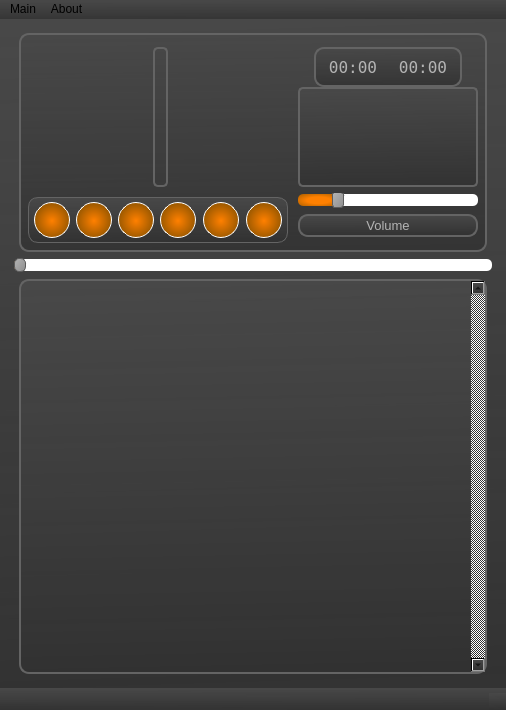
Old version of the form design.ui in the repository den-koch/AudioPlayer_PyVers.
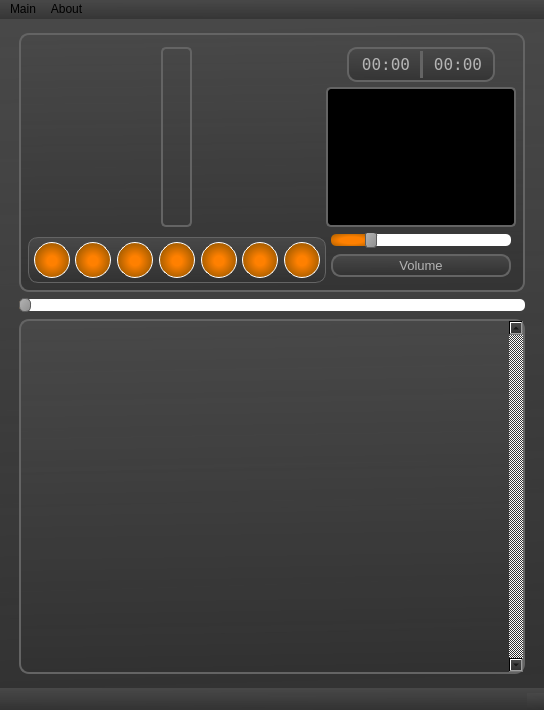
New version of the form. Icons and pictures are not drawn. Custom widgets are drawn as their Qt base class.

The edit to the form file:
```diff
--- a/design.ui
+++ b/design.ui
@@ -9,23 +9,14 @@
    <rect>
     <x>0</x>
     <y>0</y>
-    <width>506</width>
+    <width>544</width>
     <height>710</height>
    </rect>
   </property>
-  <property name="windowTitle">
-   <string>MainWindow</string>
-  </property>
   <property name="styleSheet">
-   <string notr="true">background-color: qlineargradient(spread:pad, x1:0.517, y1:1, x2:0.493, y2:0, stop:0 rgba(49, 49, 49, 207), stop:1 rgba(72, 72, 72, 255))</string>
+   <string notr="true">background-color: qlineargradient(spread:pad, x1:0.517, y1:1, x2:0.493, y2:0, stop:0 rgba(49, 49, 49, 207), stop:1 rgba(72, 72, 72, 255));</string>
   </property>
   <widget class="QWidget" name="centralwidget">
-   <property name="sizePolicy">
-    <sizepolicy hsizetype="Expanding" vsizetype="Expanding">
-     <horstretch>0</horstretch>
-     <verstretch>0</verstretch>
-    </sizepolicy>
-   </property>
    <property name="styleSheet">
     <string notr="true"/>
    </property>
@@ -74,7 +65,7 @@
          </property>
          <item row="0" column="0" rowspan="3" colspan="2">
           <layout class="QGridLayout" name="gridLayout_label">
-           <property name="spacing">
+           <property name="leftMargin">
             <number>0</number>
            </property>
            <item row="0" column="0" alignment="Qt::AlignHCenter">
@@ -90,21 +81,21 @@
              </property>
              <property name="maximumSize">
               <size>
-               <width>195</width>
-               <height>190</height>
+               <width>190</width>
+               <height>185</height>
               </size>
              </property>
              <property name="styleSheet">
               <string notr="true">background-color: 0 ;
 border: 2px solid rgb(100, 100, 100);
 border-radius: 5%;
-padding: 2px;</string>
+padding: 10px;</string>
              </property>
              <property name="text">
               <string/>
              </property>
              <property name="pixmap">
-              <pixmap>../AVA-removebg-preview.png</pixmap>
+              <pixmap>pictures/AVA-removebg-preview.png</pixmap>
              </property>
              <property name="scaledContents">
               <bool>true</bool>
@@ -113,26 +104,10 @@
               <set>Qt::AlignCenter</set>
              </property>
              <property name="margin">
-              <number>10</number>
+              <number>0</number>
              </property>
             </widget>
            </item>
-           <item row="0" column="1">
-            <spacer name="horizontalSpacer_9">
-             <property name="orientation">
-              <enum>Qt::Horizontal</enum>
-             </property>
-             <property name="sizeType">
-              <enum>QSizePolicy::Fixed</enum>
-             </property>
-             <property name="sizeHint" stdset="0">
-              <size>
-               <width>5</width>
-               <height>15</height>
-              </size>
-             </property>
-            </spacer>
-           </item>
           </layout>
          </item>
          <item row="3" column="2" colspan="2">
@@ -193,7 +168,7 @@
             </widget>
            </item>
            <item row="0" column="0" alignment="Qt::AlignHCenter">
-            <widget class="QSlider" name="horizontalSlider_Volume">
+            <widget class="QSlider" name="slider_Volume">
              <property name="sizePolicy">
               <sizepolicy hsizetype="Fixed" vsizetype="Fixed">
                <horstretch>0</horstretch>
@@ -240,7 +215,7 @@
 }
 
 QSlider::sub-page:qlineargradient {
-	background: qradialgradient(spread:pad, cx:0.505, cy:0.522818, radius:1.044, fx:0.5, fy:0.523, stop:0.273632 rgba(255, 128, 0, 255), stop:1 rgba(102, 68, 0, 255));;
+	background: qradialgradient(spread:pad, cx:0.505, cy:0.522818, radius:1.044, fx:0.5, fy:0.523, stop:0.273632 rgba(255, 128, 0, 255), stop:1 rgba(102, 68, 0, 255));
 	border-top-right-radius: 0px;
 	border-bottom-right-radius: 0px;
 	border-top-left-radius: 5px;
@@ -258,7 +233,7 @@
               <number>100</number>
              </property>
              <property name="singleStep">
-              <number>2</number>
+              <number>4</number>
              </property>
              <property name="pageStep">
               <number>5</number>
@@ -269,12 +244,6 @@
              <property name="orientation">
               <enum>Qt::Horizontal</enum>
              </property>
-             <property name="tickPosition">
-              <enum>QSlider::NoTicks</enum>
-             </property>
-             <property name="tickInterval">
-              <number>10</number>
-             </property>
             </widget>
            </item>
           </layout>
@@ -287,38 +256,6 @@
            <property name="spacing">
             <number>0</number>
            </property>
-           <item row="1" column="8">
-            <spacer name="horizontalSpacer_6">
-             <property name="orientation">
-              <enum>Qt::Horizontal</enum>
-             </property>
-             <property name="sizeType">
-              <enum>QSizePolicy::Fixed</enum>
-             </property>
-             <property name="sizeHint" stdset="0">
-              <size>
-               <width>5</width>
-               <height>20</height>
-              </size>
-             </property>
-            </spacer>
-           </item>
-           <item row="0" column="0" colspan="8">
-            <spacer name="verticalSpacer">
-             <property name="orientation">
-              <enum>Qt::Vertical</enum>
-             </property>
-             <property name="sizeType">
-              <enum>QSizePolicy::Fixed</enum>
-             </property>
-             <property name="sizeHint" stdset="0">
-              <size>
-               <width>20</width>
-               <height>10</height>
-              </size>
-             </property>
-            </spacer>
-           </item>
            <item row="1" column="0" colspan="6">
             <widget class="QFrame" name="frame_but">
              <property name="sizePolicy">
@@ -344,7 +281,7 @@
              <property name="frameShadow">
               <enum>QFrame::Raised</enum>
              </property>
-             <layout class="QHBoxLayout" name="horizontalLayout" stretch="0,0,0,0,0,0,0,0,0,0,0,0,0,0">
+             <layout class="QHBoxLayout" name="horizontalLayout" stretch="0,0,0,0,0,0,0,0,0,0,0,0,0,0,0">
               <property name="spacing">
                <number>2</number>
               </property>
@@ -405,7 +342,8 @@
 	border-style:solid;
 	border-color: rgb(255, 255, 255);
 	border-radius:18%;
-	background-color:qradialgradient(spread:pad, cx:0.505, cy:0.522818, radius:1.044, fx:0.5, fy:0.523, stop:0 rgba(255, 128, 0, 255), stop:0.746269 rgba(102, 68, 0, 255));
+
+	background-color: qradialgradient(spread:pad, cx:0.505, cy:0.522818, radius:1.044, fx:0.5, fy:0.523, stop:0.134328 rgba(255, 128, 0, 255), stop:0.751244 rgba(102, 68, 0, 255));
 }
 QPushButton:hover {
 	background-color:qradialgradient(spread:pad, cx:0.505, cy:0.522818, radius:1.044, fx:0.5, fy:0.523, stop:0.233831 rgba(255, 128, 0, 255), stop:0.751244 rgba(102, 68, 0, 255));
@@ -424,7 +362,7 @@
                 </property>
                 <property name="icon">
                  <iconset>
-                  <normaloff>Play.png</normaloff>Play.png</iconset>
+                  <normaloff>pictures/play.png</normaloff>pictures/play.png</iconset>
                 </property>
                 <property name="iconSize">
                  <size>
@@ -479,7 +417,8 @@
 	border-style:solid;
 	border-color: rgb(255, 255, 255);
 	border-radius:18%;
-	background-color:qradialgradient(spread:pad, cx:0.505, cy:0.522818, radius:1.044, fx:0.5, fy:0.523, stop:0 rgba(255, 128, 0, 255), stop:0.746269 rgba(102, 68, 0, 255));
+
+	background-color: qradialgradient(spread:pad, cx:0.505, cy:0.522818, radius:1.044, fx:0.5, fy:0.523, stop:0.134328 rgba(255, 128, 0, 255), stop:0.751244 rgba(102, 68, 0, 255));
 }
 QPushButton:hover {
 	background-color:qradialgradient(spread:pad, cx:0.505, cy:0.522818, radius:1.044, fx:0.5, fy:0.523, stop:0.233831 rgba(255, 128, 0, 255), stop:0.751244 rgba(102, 68, 0, 255));
@@ -498,7 +437,7 @@
                 </property>
                 <property name="icon">
                  <iconset>
-                  <normaloff>pause.png</normaloff>pause.png</iconset>
+                  <normaloff>pictures/pause.png</normaloff>pictures/pause.png</iconset>
                 </property>
                 <property name="iconSize">
                  <size>
@@ -553,7 +492,8 @@
 	border-style:solid;
 	border-color: rgb(255, 255, 255);
 	border-radius:18%;
-	background-color:qradialgradient(spread:pad, cx:0.505, cy:0.522818, radius:1.044, fx:0.5, fy:0.523, stop:0 rgba(255, 128, 0, 255), stop:0.746269 rgba(102, 68, 0, 255));
+
+	background-color: qradialgradient(spread:pad, cx:0.505, cy:0.522818, radius:1.044, fx:0.5, fy:0.523, stop:0.134328 rgba(255, 128, 0, 255), stop:0.751244 rgba(102, 68, 0, 255));
 }
 QPushButton:hover {
 	background-color:qradialgradient(spread:pad, cx:0.505, cy:0.522818, radius:1.044, fx:0.5, fy:0.523, stop:0.233831 rgba(255, 128, 0, 255), stop:0.751244 rgba(102, 68, 0, 255));
@@ -565,14 +505,15 @@
 
 QToolTip { color: rgb(180, 180, 180); 
 	background-color: qlineargradient(spread:pad, x1:0.517, y1:1, x2:0.493, y2:0, stop:0 rgba(49, 49, 49, 207), stop:1 rgba(72, 72, 72, 255)); 
-	border: 0px; }</string>
+	border: 0px; }
+</string>
                 </property>
                 <property name="text">
                  <string/>
                 </property>
                 <property name="icon">
                  <iconset>
-                  <normaloff>stop.png</normaloff>stop.png</iconset>
+                  <normaloff>pictures/stop.png</normaloff>pictures/stop.png</iconset>
                 </property>
                 <property name="iconSize">
                  <size>
@@ -627,7 +568,8 @@
 	border-style:solid;
 	border-color: rgb(255, 255, 255);
 	border-radius:18%;
-	background-color:qradialgradient(spread:pad, cx:0.505, cy:0.522818, radius:1.044, fx:0.5, fy:0.523, stop:0 rgba(255, 128, 0, 255), stop:0.746269 rgba(102, 68, 0, 255));
+
+	background-color: qradialgradient(spread:pad, cx:0.505, cy:0.522818, radius:1.044, fx:0.5, fy:0.523, stop:0.134328 rgba(255, 128, 0, 255), stop:0.751244 rgba(102, 68, 0, 255));
 }
 QPushButton:hover {
 	background-color:qradialgradient(spread:pad, cx:0.505, cy:0.522818, radius:1.044, fx:0.5, fy:0.523, stop:0.233831 rgba(255, 128, 0, 255), stop:0.751244 rgba(102, 68, 0, 255));
@@ -646,7 +588,7 @@
                 </property>
                 <property name="icon">
                  <iconset>
-                  <normaloff>prev.png</normaloff>prev.png</iconset>
+                  <normaloff>pictures/prev.png</normaloff>pictures/prev.png</iconset>
                 </property>
                 <property name="iconSize">
                  <size>
@@ -701,7 +643,8 @@
 	border-style:solid;
 	border-color: rgb(255, 255, 255);
 	border-radius:18%;
-	background-color:qradialgradient(spread:pad, cx:0.505, cy:0.522818, radius:1.044, fx:0.5, fy:0.523, stop:0 rgba(255, 128, 0, 255), stop:0.746269 rgba(102, 68, 0, 255));
+
+	background-color: qradialgradient(spread:pad, cx:0.505, cy:0.522818, radius:1.044, fx:0.5, fy:0.523, stop:0.134328 rgba(255, 128, 0, 255), stop:0.751244 rgba(102, 68, 0, 255));
 }
 QPushButton:hover {
 	background-color:qradialgradient(spread:pad, cx:0.505, cy:0.522818, radius:1.044, fx:0.5, fy:0.523, stop:0.233831 rgba(255, 128, 0, 255), stop:0.751244 rgba(102, 68, 0, 255));
@@ -720,7 +663,7 @@
                 </property>
                 <property name="icon">
                  <iconset>
-                  <normaloff>next.png</normaloff>next.png</iconset>
+                  <normaloff>pictures/next.png</normaloff>pictures/next.png</iconset>
                 </property>
                 <property name="iconSize">
                  <size>
@@ -730,22 +673,6 @@
                 </property>
                </widget>
               </item>
-              <item>
-               <spacer name="horizontalSpacer_8">
-                <property name="orientation">
-                 <enum>Qt::Horizontal</enum>
-                </property>
-                <property name="sizeType">
-                 <enum>QSizePolicy::Maximum</enum>
-                </property>
-                <property name="sizeHint" stdset="0">
-                 <size>
-                  <width>2</width>
-                  <height>20</height>
-                 </size>
-                </property>
-               </spacer>
-              </item>
               <item>
                <spacer name="horizontalSpacer_1">
                 <property name="orientation">
@@ -791,7 +718,8 @@
 	border-style:solid;
 	border-color: rgb(255, 255, 255);
 	border-radius:18%;
-	background-color:qradialgradient(spread:pad, cx:0.505, cy:0.522818, radius:1.044, fx:0.5, fy:0.523, stop:0 rgba(255, 128, 0, 255), stop:0.746269 rgba(102, 68, 0, 255));
+
+	background-color: qradialgradient(spread:pad, cx:0.505, cy:0.522818, radius:1.044, fx:0.5, fy:0.523, stop:0.134328 rgba(255, 128, 0, 255), stop:0.751244 rgba(102, 68, 0, 255));
 }
 QPushButton:hover {
 	background-color:qradialgradient(spread:pad, cx:0.505, cy:0.522818, radius:1.044, fx:0.5, fy:0.523, stop:0.233831 rgba(255, 128, 0, 255), stop:0.751244 rgba(102, 68, 0, 255));
@@ -807,7 +735,7 @@
                 </property>
                 <property name="icon">
                  <iconset>
-                  <normaloff>files.png</normaloff>files.png</iconset>
+                  <normaloff>pictures/files.png</normaloff>pictures/files.png</iconset>
                 </property>
                 <property name="iconSize">
                  <size>
@@ -817,6 +745,75 @@
                 </property>
                </widget>
               </item>
+              <item>
+               <spacer name="horizontalSpacer">
+                <property name="orientation">
+                 <enum>Qt::Horizontal</enum>
+                </property>
+                <property name="sizeType">
+                 <enum>QSizePolicy::Maximum</enum>
+                </property>
+                <property name="sizeHint" stdset="0">
+                 <size>
+                  <width>5</width>
+                  <height>20</height>
+                 </size>
+                </property>
+               </spacer>
+              </item>
+              <item>
+               <widget class="QPushButton" name="pushButton_Delete_file">
+                <property name="minimumSize">
+                 <size>
+                  <width>36</width>
+                  <height>36</height>
+                 </size>
+                </property>
+                <property name="maximumSize">
+                 <size>
+                  <width>36</width>
+                  <height>36</height>
+                 </size>
+                </property>
+                <property name="toolTip">
+                 <string>Delete file(s)</string>
+                </property>
+                <property name="styleSheet">
+                 <string notr="true">QPushButton {
+	border-width: 1px;
+	border-style:solid;
+	border-color: rgb(255, 255, 255);
+	border-radius:18%;
+
+	background-color: qradialgradient(spread:pad, cx:0.505, cy:0.522818, radius:1.044, fx:0.5, fy:0.523, stop:0.134328 rgba(255, 128, 0, 255), stop:0.751244 rgba(102, 68, 0, 255));
+}
+QPushButton:hover {
+	background-color:qradialgradient(spread:pad, cx:0.505, cy:0.522818, radius:1.044, fx:0.5, fy:0.523, stop:0.233831 rgba(255, 128, 0, 255), stop:0.751244 rgba(102, 68, 0, 255));
+}
+QPushButton:pressed {
+	border-color:  rgb(100, 100, 100);
+	background-color:qradialgradient(spread:pad, cx:0.505, cy:0.522818, radius:1.044, fx:0.5, fy:0.523, stop:0 rgba(255, 128, 0, 255), stop:0.577114 rgba(102, 68, 0, 255));
+}
+
+QToolTip { color: rgb(180, 180, 180); 
+	background-color: qlineargradient(spread:pad, x1:0.517, y1:1, x2:0.493, y2:0, stop:0 rgba(49, 49, 49, 207), stop:1 rgba(72, 72, 72, 255)); 
+	border: 0px; }</string>
+                </property>
+                <property name="text">
+                 <string/>
+                </property>
+                <property name="icon">
+                 <iconset>
+                  <normaloff>pictures/delete.png</normaloff>pictures/delete.png</iconset>
+                </property>
+                <property name="iconSize">
+                 <size>
+                  <width>30</width>
+                  <height>30</height>
+                 </size>
+                </property>
+               </widget>
+              </item>
               <item>
                <spacer name="horizontalSpacer_12">
                 <property name="orientation">
@@ -836,6 +833,22 @@
              </layout>
             </widget>
            </item>
+           <item row="0" column="0" colspan="8">
+            <spacer name="verticalSpacer">
+             <property name="orientation">
+              <enum>Qt::Vertical</enum>
+             </property>
+             <property name="sizeType">
+              <enum>QSizePolicy::Fixed</enum>
+             </property>
+             <property name="sizeHint" stdset="0">
+              <size>
+               <width>20</width>
+               <height>10</height>
+              </size>
+             </property>
+            </spacer>
+           </item>
           </layout>
          </item>
          <item row="0" column="2" colspan="2">
@@ -860,13 +873,13 @@
              <property name="minimumSize">
               <size>
                <width>148</width>
-               <height>40</height>
+               <height>35</height>
               </size>
              </property>
              <property name="maximumSize">
               <size>
                <width>148</width>
-               <height>40</height>
+               <height>35</height>
               </size>
              </property>
              <property name="styleSheet">
@@ -897,7 +910,7 @@
                <number>0</number>
               </property>
               <item alignment="Qt::AlignVCenter">
-               <widget class="QLabel" name="label_4">
+               <widget class="QLabel" name="label_Start">
                 <property name="sizePolicy">
                  <sizepolicy hsizetype="Fixed" vsizetype="Fixed">
                   <horstretch>0</horstretch>
@@ -907,13 +920,13 @@
                 <property name="minimumSize">
                  <size>
                   <width>70</width>
-                  <height>30</height>
+                  <height>25</height>
                  </size>
                 </property>
                 <property name="maximumSize">
                  <size>
                   <width>70</width>
-                  <height>30</height>
+                  <height>25</height>
                  </size>
                 </property>
                 <property name="font">
@@ -936,8 +949,15 @@
                 </property>
                </widget>
               </item>
+              <item>
+               <widget class="Line" name="line">
+                <property name="orientation">
+                 <enum>Qt::Vertical</enum>
+                </property>
+               </widget>
+              </item>
               <item alignment="Qt::AlignHCenter|Qt::AlignVCenter">
-               <widget class="QLabel" name="label_2">
+               <widget class="QLabel" name="label_End">
                 <property name="sizePolicy">
                  <sizepolicy hsizetype="Fixed" vsizetype="Fixed">
                   <horstretch>0</horstretch>
@@ -947,13 +967,13 @@
                 <property name="minimumSize">
                  <size>
                   <width>70</width>
-                  <height>30</height>
+                  <height>25</height>
                  </size>
                 </property>
                 <property name="maximumSize">
                  <size>
                   <width>70</width>
-                  <height>30</height>
+                  <height>25</height>
                  </size>
                 </property>
                 <property name="font">
@@ -987,7 +1007,7 @@
             <number>0</number>
            </property>
            <property name="topMargin">
-            <number>0</number>
+            <number>5</number>
            </property>
            <property name="rightMargin">
             <number>0</number>
@@ -999,7 +1019,7 @@
             <number>0</number>
            </property>
            <item row="0" column="1">
-            <widget class="MyEqualizer" name="EqualizerWidget" native="true">
+            <widget class="QFrame" name="frame_2">
              <property name="sizePolicy">
               <sizepolicy hsizetype="Fixed" vsizetype="Fixed">
                <horstretch>0</horstretch>
@@ -1008,23 +1028,57 @@
              </property>
              <property name="minimumSize">
               <size>
-               <width>100</width>
-               <height>100</height>
+               <width>190</width>
+               <height>140</height>
               </size>
              </property>
              <property name="maximumSize">
               <size>
-               <width>200</width>
-               <height>150</height>
+               <width>190</width>
+               <height>140</height>
               </size>
              </property>
-             <property name="focusPolicy">
-              <enum>Qt::ClickFocus</enum>
-             </property>
              <property name="styleSheet">
-              <string notr="true">border: 2px solid rgb(100, 100, 100);
+              <string notr="true">padding:-5px;
+background-color: rgb(0, 0, 0);</string>
+             </property>
+             <property name="frameShape">
+              <enum>QFrame::StyledPanel</enum>
+             </property>
+             <property name="frameShadow">
+              <enum>QFrame::Raised</enum>
+             </property>
+             <layout class="QVBoxLayout" name="verticalLayout_2">
+              <property name="leftMargin">
+               <number>0</number>
+              </property>
+              <property name="topMargin">
+               <number>0</number>
+              </property>
+              <property name="rightMargin">
+               <number>0</number>
+              </property>
+              <property name="bottomMargin">
+               <number>0</number>
+              </property>
+              <item>
+               <widget class="MyEqualizer" name="EqualizerWidget" native="true">
+                <property name="sizePolicy">
+                 <sizepolicy hsizetype="Expanding" vsizetype="Expanding">
+                  <horstretch>0</horstretch>
+                  <verstretch>0</verstretch>
+                 </sizepolicy>
+                </property>
+                <property name="focusPolicy">
+                 <enum>Qt::ClickFocus</enum>
+                </property>
+                <property name="styleSheet">
+                 <string notr="true">border: 2px solid rgb(100, 100, 100);
 border-radius: 5%;</string>
-             </property>
+                </property>
+               </widget>
+              </item>
+             </layout>
             </widget>
            </item>
           </layout>
@@ -1037,16 +1091,16 @@
     <item>
      <layout class="QGridLayout" name="gridLayout_5">
       <property name="leftMargin">
-       <number>5</number>
+       <number>10</number>
       </property>
       <property name="rightMargin">
-       <number>5</number>
+       <number>10</number>
       </property>
       <property name="spacing">
        <number>0</number>
       </property>
       <item row="0" column="0">
-       <widget class="QSlider" name="horizontalSlider_duration">
+       <widget class="QSlider" name="slider_Duration">
         <property name="sizePolicy">
          <sizepolicy hsizetype="Expanding" vsizetype="Fixed">
           <horstretch>0</horstretch>
@@ -1131,27 +1185,64 @@
           <verstretch>0</verstretch>
          </sizepolicy>
         </property>
+        <property name="font">
+         <font>
+          <family>MS Shell Dlg 2</family>
+          <pointsize>10</pointsize>
+         </font>
+        </property>
         <property name="styleSheet">
          <string notr="true">QTreeView{border-radius:10%;
-border: 2px solid rgb(100, 100, 100);
+	border: 2px solid rgb(100, 100, 100);
+	color: rgb(180, 180, 180); 
 }
+QTreeView::item {
+	padding: 3px;
+}
 
-QTreeView::branch:has-children:!has-siblings:closed,
+QTreeView::item:selected {
+    border: 1px solid rgb(100, 100, 100);
+	color: rgb(180, 180, 180); 
+	padding:2px;
+}
+
+QTreeView::item:selected:active{
+	background: rgb(100, 100, 100);
+	padding:2px;
+}
+
+QTreeView::item:selected:!active {
+    background: rgb(100, 100, 100);
+	padding:2px;
+}
+
+QTreeView::item:closed:has-children:!has-siblings,
+QTreeView::item:closed:has-children:has-siblings,
+QTreeView::item:open:has-children:!has-siblings,
+QTreeView::item:open:has-children:has-siblings  {
+	border:2px solid qradialgradient(spread:pad, cx:0.505, cy:0.522818, radius:1.044, fx:0.5, fy:0.523, stop:0.273632 rgba(255, 128, 0, 255), stop:1 rgba(102, 68, 0, 255));
+	border-top:none;
+	border-left:none;
+	border-right: none;
+}
+
+QTreeView::branch:closed:has-children:!has-siblings,
 QTreeView::branch:closed:has-children:has-siblings {
         border-image: none;
-        image: url(plus.png);
+        image: url(pictures/plus2.0.png);
 }
 
 QTreeView::branch:open:has-children:!has-siblings,
 QTreeView::branch:open:has-children:has-siblings  {
         border-image: none;
-        image: url(minus.png);
+        image: url(pictures/minus3.0.png);
 }
 
 QScrollBar:vertical{
 background-color: 0;
 border-top-right-radius:10%;
 border-bottom-right-radius:10%;
+margin-left:10px;
 }
 QScrollBar::add-line:vertical, QScrollBar::sub-line:vertical{
       border: none;
@@ -1168,6 +1259,12 @@
         <property name="horizontalScrollBarPolicy">
          <enum>Qt::ScrollBarAlwaysOff</enum>
         </property>
+        <property name="editTriggers">
+         <set>QAbstractItemView::NoEditTriggers</set>
+        </property>
+        <property name="headerHidden">
+         <bool>true</bool>
+        </property>
        </widget>
       </item>
      </layout>
@@ -1179,7 +1276,7 @@
     <rect>
      <x>0</x>
      <y>0</y>
-     <width>506</width>
+     <width>544</width>
      <height>26</height>
     </rect>
    </property>
```
Left out of the diff: 2 changed lines with no effect on the pictures.
